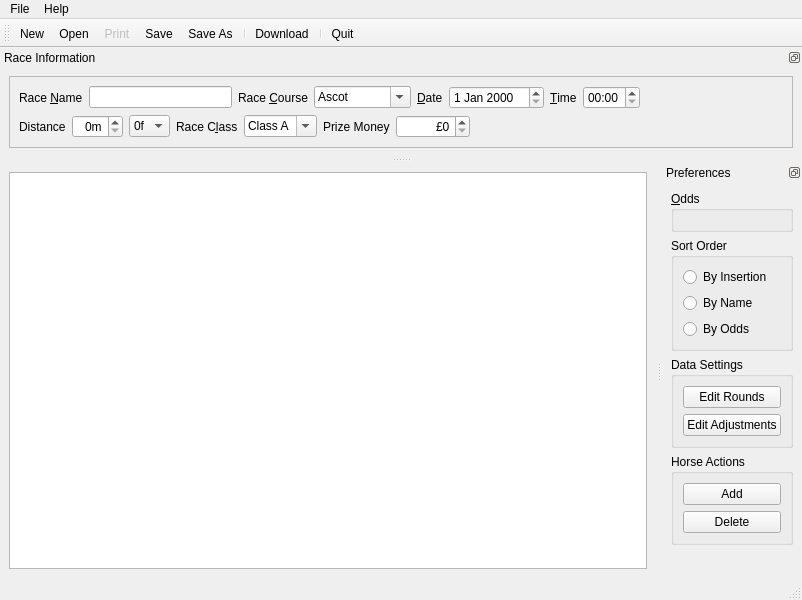
First picture: the form in GUI/Betty_MainWindow.ui, repository brunowenzel07/QBetty, before the edit.
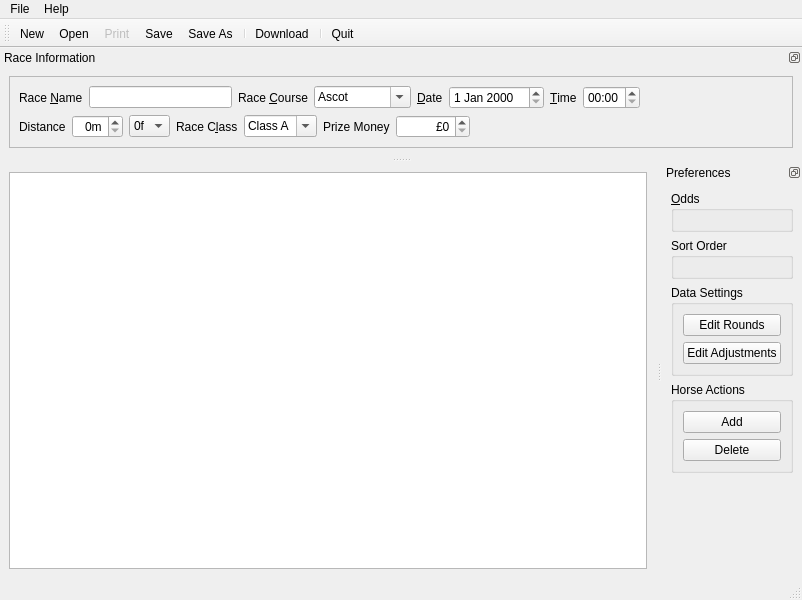
Second picture: the form after the edit. Icons and pictures are not drawn.

Commit message: Sort horses by various criteria.

```diff
--- a/GUI/Betty_MainWindow.ui
+++ b/GUI/Betty_MainWindow.ui
@@ -445,29 +445,7 @@
        <property name="title">
         <string>Sort Order</string>
        </property>
-       <layout class="QVBoxLayout" name="verticalLayout_2">
-        <item>
-         <widget class="QRadioButton" name="radioButton_2">
-          <property name="text">
-           <string>By Insertion</string>
-          </property>
-         </widget>
-        </item>
-        <item>
-         <widget class="QRadioButton" name="radioButton">
-          <property name="text">
-           <string>By Name</string>
-          </property>
-         </widget>
-        </item>
-        <item>
-         <widget class="QRadioButton" name="radioButton_3">
-          <property name="text">
-           <string>By Odds</string>
-          </property>
-         </widget>
-        </item>
-       </layout>
+       <layout class="QVBoxLayout" name="sortLayout"/>
       </widget>
      </item>
      <item>
```
Left out of the diff: 2 changed lines with no effect on the pictures. The commit also changes 3 other files.
